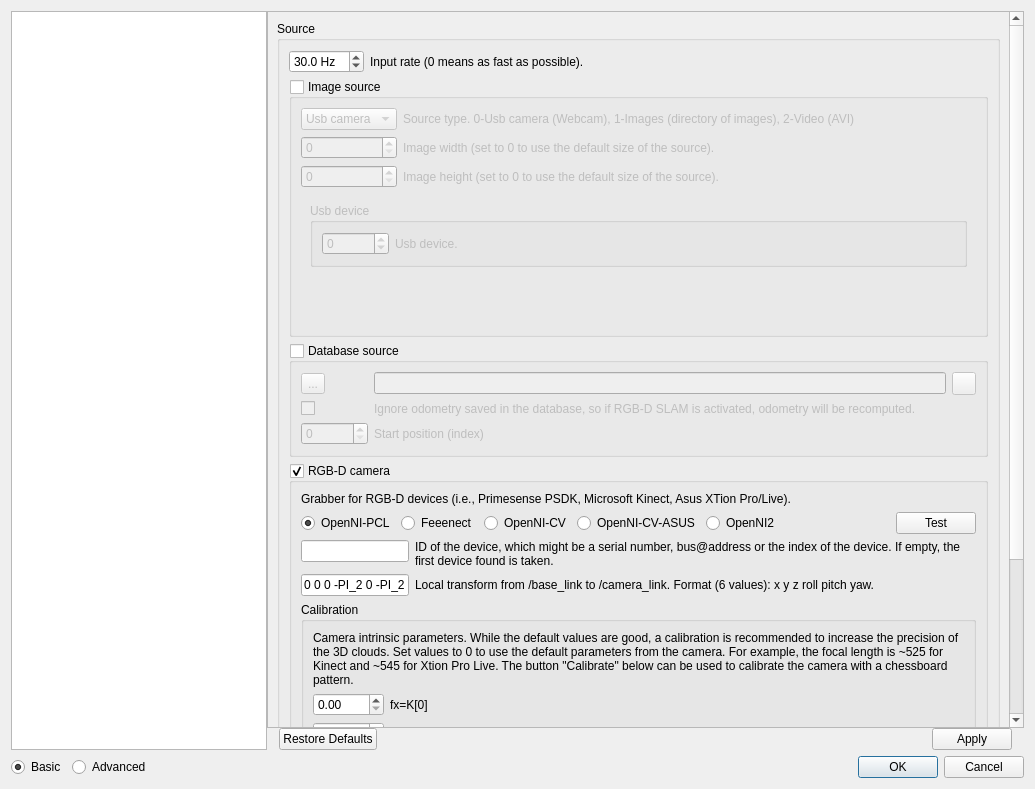
This is guilib/src/ui/preferencesDialog.ui in introlab/rtabmap as Qt 5 draws it before an edit. The edited form follows.
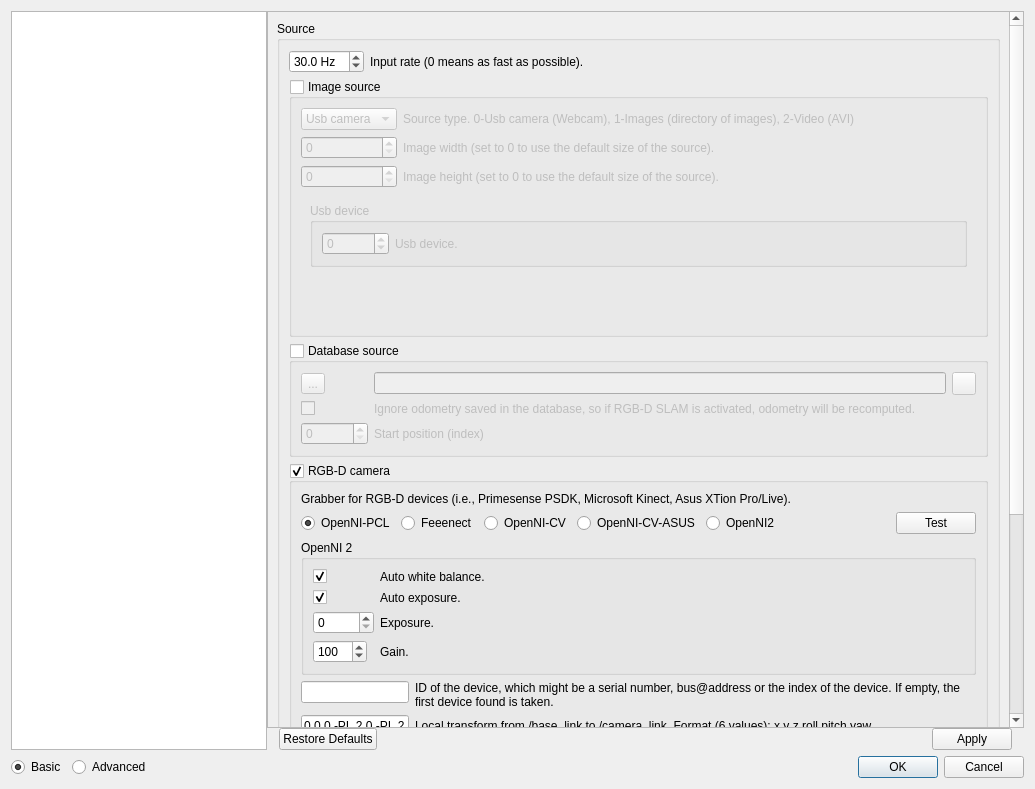
This is the edited form. The open tabs and pages were chosen to show the change. Icons and pictures are not drawn. Custom widgets are drawn as their Qt base class.

Commit message: OpenNI2: added parameters to control autoWhiteBalance and autoExposure

```diff
--- a/guilib/src/ui/preferencesDialog.ui
+++ b/guilib/src/ui/preferencesDialog.ui
@@ -64,8 +64,8 @@
            <rect>
             <x>0</x>
             <y>0</y>
-            <width>744</width>
-            <height>1161</height>
+            <width>736</width>
+            <height>909</height>
            </rect>
           </property>
           <layout class="QVBoxLayout" name="verticalLayout_16">
@@ -1786,6 +1786,92 @@
                          </item>
                         </layout>
                        </item>
+                       <item>
+                        <widget class="QGroupBox" name="groupBox_openni2">
+                         <property name="title">
+                          <string>OpenNI 2</string>
+                         </property>
+                         <layout class="QFormLayout" name="formLayout_6">
+                          <item row="3" column="0">
+                           <widget class="QSpinBox" name="openni2_gain">
+                            <property name="maximum">
+                             <number>1000</number>
+                            </property>
+                            <property name="value">
+                             <number>100</number>
+                            </property>
+                           </widget>
+                          </item>
+                          <item row="2" column="0">
+                           <widget class="QSpinBox" name="openni2_exposure">
+                            <property name="maximum">
+                             <number>65535</number>
+                            </property>
+                           </widget>
+                          </item>
+                          <item row="1" column="0">
+                           <widget class="QCheckBox" name="openni2_autoExposure">
+                            <property name="text">
+                             <string/>
+                            </property>
+                            <property name="checked">
+                             <bool>true</bool>
+                            </property>
+                           </widget>
+                          </item>
+                          <item row="0" column="0">
+                           <widget class="QCheckBox" name="openni2_autoWhiteBalance">
+                            <property name="text">
+                             <string/>
+                            </property>
+                            <property name="checked">
+                             <bool>true</bool>
+                            </property>
+                           </widget>
+                          </item>
+                          <item row="0" column="1">
+                           <widget class="QLabel" name="label_217">
+                            <property name="text">
+                             <string>Auto white balance.</string>
+                            </property>
+                            <property name="wordWrap">
+                             <bool>true</bool>
+                            </property>
+                           </widget>
+                          </item>
+                          <item row="1" column="1">
+                           <widget class="QLabel" name="label_218">
+                            <property name="text">
+                             <string>Auto exposure.</string>
+                            </property>
+                            <property name="wordWrap">
+                             <bool>true</bool>
+                            </property>
+                           </widget>
+                          </item>
+                          <item row="2" column="1">
+                           <widget class="QLabel" name="label_219">
+                            <property name="text">
+                             <string>Exposure.</string>
+                            </property>
+                            <property name="wordWrap">
+                             <bool>true</bool>
+                            </property>
+                           </widget>
+                          </item>
+                          <item row="3" column="1">
+                           <widget class="QLabel" name="label_220">
+                            <property name="text">
+                             <string>Gain.</string>
+                            </property>
+                            <property name="wordWrap">
+                             <bool>true</bool>
+                            </property>
+                           </widget>
+                          </item>
+                         </layout>
+                        </widget>
+                       </item>
                        <item>
                         <layout class="QFormLayout" name="formLayout">
                          <property name="fieldGrowthPolicy">
```
Left out of the diff: 2 changed lines with no effect on the pictures. The commit also changes 6 other files.
